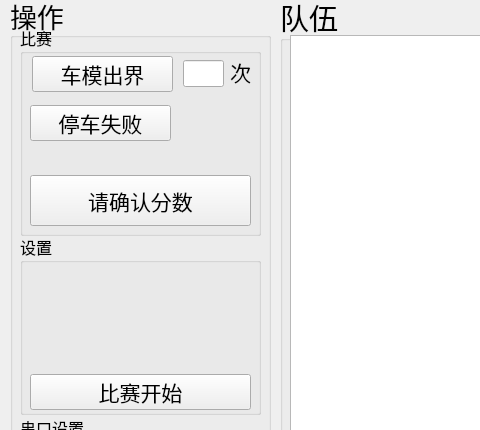
Qt form mainwindow.ui (ZzzzzzS/TimingSystemUper) before a commit; both pictures show x 0 to 480 and y 155 to 585 of the 1440 by 810 pixel window.
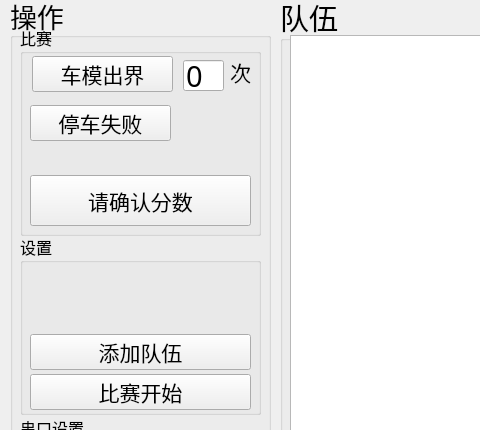
The same form after that commit.

```diff
--- a/mainwindow.ui
+++ b/mainwindow.ui
@@ -334,9 +334,20 @@
         <x>163</x>
         <y>35</y>
         <width>41</width>
-        <height>27</height>
+        <height>31</height>
        </rect>
       </property>
+      <property name="font">
+       <font>
+        <pointsize>22</pointsize>
+       </font>
+      </property>
+      <property name="layoutDirection">
+       <enum>Qt::LeftToRight</enum>
+      </property>
+      <property name="text">
+       <string>0</string>
+      </property>
      </widget>
      <widget class="QLabel" name="label_11">
       <property name="geometry">
@@ -393,6 +404,24 @@
        <string>比赛开始</string>
       </property>
      </widget>
+     <widget class="QPushButton" name="AddButton">
+      <property name="geometry">
+       <rect>
+        <x>10</x>
+        <y>100</y>
+        <width>221</width>
+        <height>36</height>
+       </rect>
+      </property>
+      <property name="font">
+       <font>
+        <pointsize>16</pointsize>
+       </font>
+      </property>
+      <property name="text">
+       <string>添加队伍</string>
+      </property>
+     </widget>
     </widget>
    </widget>
    <widget class="QGroupBox" name="groupBox_4">
```
